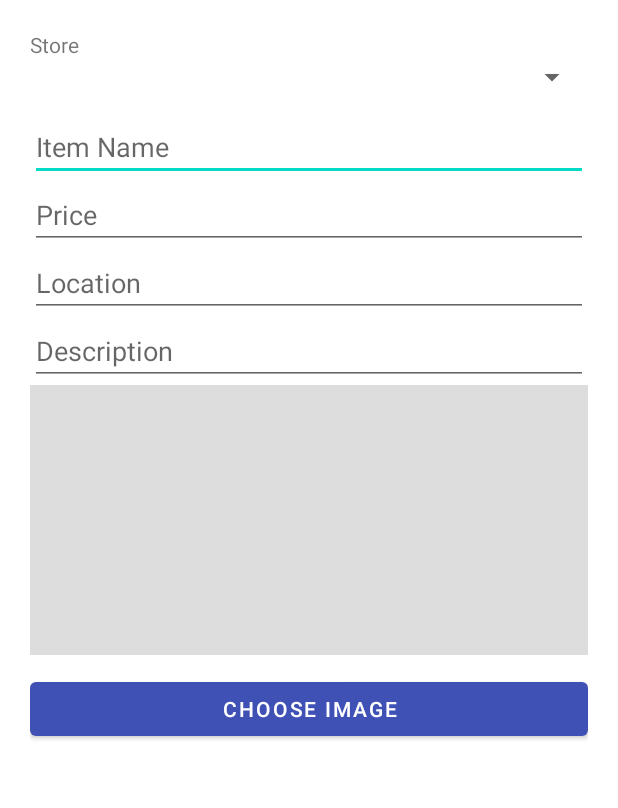
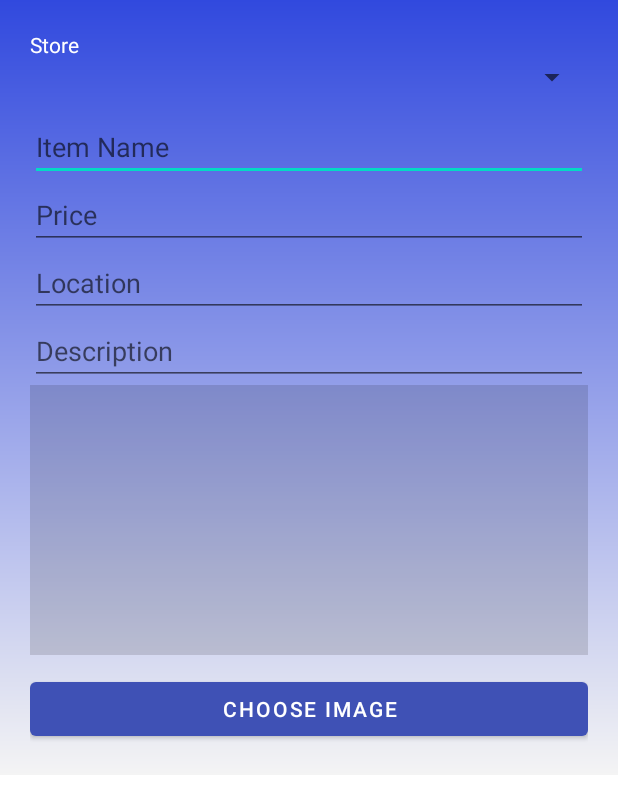
Before and after one commit to Elly08903/BinBuddy, an Android app: the layout dialog_add_item.xml on its own in the app's theme, with its tools: preview values and no code run, on a phone screen of 412 x 824 dp. Shown: the top 808 px of the screen. Run offline under Robolectric (Android 15) with nearby library versions, the phone set to English and light mode, and no system bars.

Commit message:
chore: change some text color to make more readiable

```diff
--- a/app/src/main/res/layout/dialog_add_item.xml
+++ b/app/src/main/res/layout/dialog_add_item.xml
@@ -3,11 +3,14 @@
     android:layout_width="match_parent"
     android:layout_height="wrap_content"
     android:orientation="vertical"
-    android:padding="20dp">
+    android:padding="20dp"
+    android:background="@drawable/gradient_bg">
+
 
     <TextView
         android:layout_width="wrap_content"
         android:layout_height="wrap_content"
+        android:textColor="#FFFFFF"
         android:text="Store" />
 
     <Spinner
```
